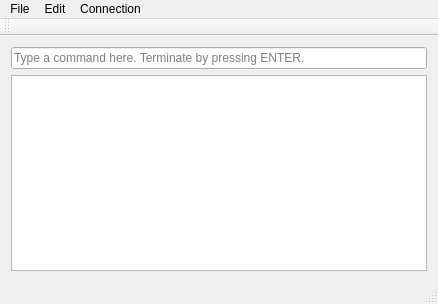
Above: mainwindow.ui from digitallumens/dlterm before the change. Below: the same form after it.
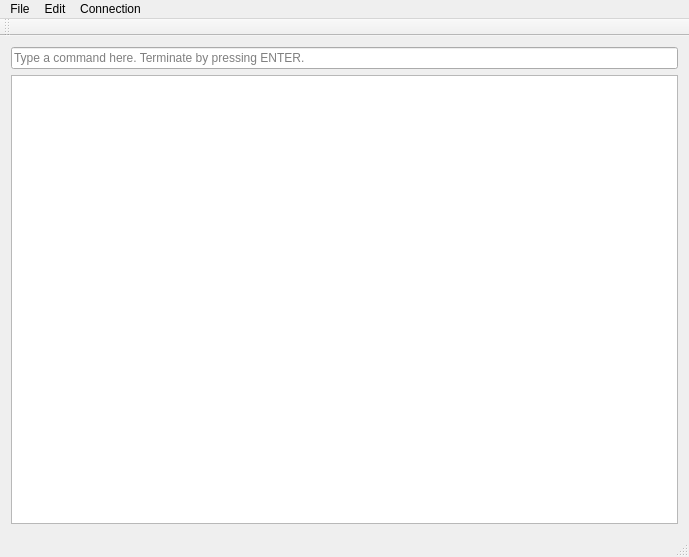
That is the form after the change.

Commit message: show timestamp now working

```diff
--- a/mainwindow.ui
+++ b/mainwindow.ui
@@ -6,8 +6,8 @@
    <rect>
     <x>0</x>
     <y>0</y>
-    <width>438</width>
-    <height>304</height>
+    <width>689</width>
+    <height>557</height>
    </rect>
   </property>
   <property name="windowTitle">
@@ -36,7 +36,7 @@
     <rect>
      <x>0</x>
      <y>0</y>
-     <width>438</width>
+     <width>689</width>
      <height>22</height>
     </rect>
    </property>
```
Left out of the diff: 12 changed lines with no effect on the pictures. The commit also changes 2 other files.
